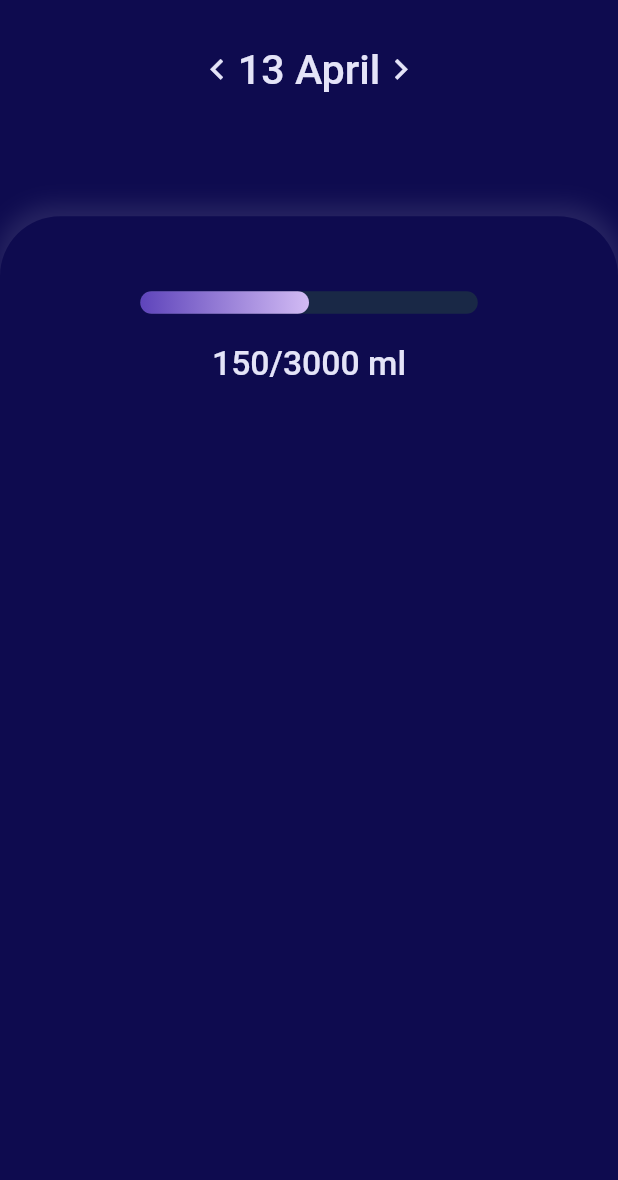
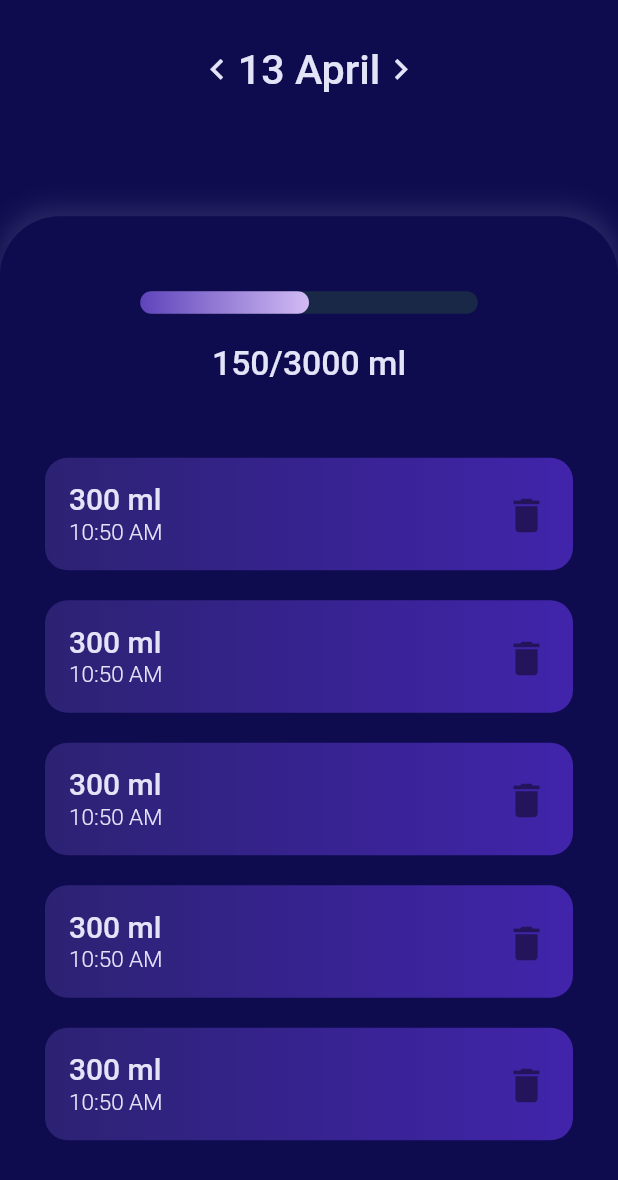
Before and after one commit to nimiology/water_tracker_flutter, a Flutter app: the screen it shows after launch, on a phone screen of 412 x 824 dp. Shown: the top 1180 px of the screen. Run offline on Flutter 3.47's test engine with Material 2 defaults, Android fonts, the phone set to English and light mode, and no system bars; our stand-ins replace google_fonts.

Commit message:
water history

```diff
--- a/lib/main.dart
+++ b/lib/main.dart
@@ -16,17 +16,18 @@ class MyApp extends StatelessWidget {
     return MaterialApp(
       title: 'Water Tracker',
       theme: ThemeData(
-          primarySwatch: Colors.blue,
-          textTheme: TextTheme(
-              headline1: GoogleFonts.roboto(
-                  fontSize: 27.5,
-                  color: textColor,
-                  fontWeight: FontWeight.w500),
-              headline2: GoogleFonts.roboto(
-                  fontSize: 22.5,
-                  color: textColor,
-              fontWeight: FontWeight.w500)
-          ),
+        primarySwatch: Colors.blue,
+        textTheme: TextTheme(
+          headline1: GoogleFonts.roboto(
+              fontSize: 27.5, color: textColor, fontWeight: FontWeight.w500),
+          headline2: GoogleFonts.roboto(
+              fontSize: 22.5, color: textColor, fontWeight: FontWeight.w500),
+          headline5: GoogleFonts.roboto(
+              fontSize: 20, color: textColor, fontWeight: FontWeight.w500),
+          headline6: GoogleFonts.roboto(
+              fontSize: 15, color: textColor, fontWeight: FontWeight.w300),
+        ),
+
       ),
       home: const HomeScreen(),
     );
--- /dev/null
+++ b/lib/widgets/water_history_list_widget.dart
@@ -0,0 +1,25 @@
+import 'package:flutter/material.dart';
+import 'package:water_tracker_flutter/widgets/water_history_widget.dart';
+
+class WaterHistoryList extends StatelessWidget {
+  const WaterHistoryList({Key? key}) : super(key: key);
+
+  @override
+  Widget build(BuildContext context) {
+    return Expanded(
+      child: Container(
+          margin: const EdgeInsets.only( top: 30, bottom:60),
+          child: ListView(
+            padding: const EdgeInsets.only(top: 20,right: 20, left:20,),
+          children: const [
+            WaterHistory(),
+            WaterHistory(),
+            WaterHistory(),
+            WaterHistory(),
+            WaterHistory(),
+          ],
+        )
+      ),
+    );
+  }
+}
--- /dev/null
+++ b/lib/widgets/water_history_widget.dart
@@ -0,0 +1,29 @@
+import 'package:flutter/material.dart';
+
+class WaterHistory extends StatelessWidget {
+  const WaterHistory({Key? key}) : super(key: key);
+
+  @override
+  Widget build(BuildContext context) {
+    final theme = Theme.of(context);
+    return Container(
+      margin: const EdgeInsets.only(bottom: 20, right: 10, left: 10),
+      padding: EdgeInsets.symmetric(vertical: 2.5),
+      height: 75,
+      decoration: BoxDecoration(
+          gradient: const LinearGradient(colors: [
+            Color.fromRGBO(44, 34, 115, 1),
+            Color.fromRGBO(65, 36, 171, 1),
+          ]),
+          borderRadius: BorderRadius.circular(15)),
+      child: ListTile(
+        title: Text('300 ml', style: theme.textTheme.headline5),
+        subtitle: Text(
+          '10:50 AM',
+          style: theme.textTheme.headline6,
+        ),
+        trailing: const Icon(Icons.delete, size: 30,),
+      ),
+    );
+  }
+}
--- a/lib/widgets/widget_body_widget.dart
+++ b/lib/widgets/widget_body_widget.dart
@@ -1,9 +1,9 @@
 import 'package:flutter/material.dart';
 import 'package:flutter/rendering.dart';
 import 'package:water_tracker_flutter/widgets/volume_widget.dart';
-import 'dart:ui' as ui;
 
 import 'progress_bar_widget.dart';
+import 'water_history_list_widget.dart';
 
 
 class WidgetBody extends StatelessWidget {
@@ -33,11 +33,8 @@ class WidgetBody extends StatelessWidget {
         child: Column(
           children: [
             ProgressBar(volume: 50),
-            Volume(),
-            CustomPaint(
-              size: Size(screenSize.width,(screenSize.width*0.5833333333333334).toDouble()),
-              painter: RPSCustomPainter(),
-            ),
+            const Volume(),
+            const WaterHistoryList(),
           ],
         ),
     );
```
